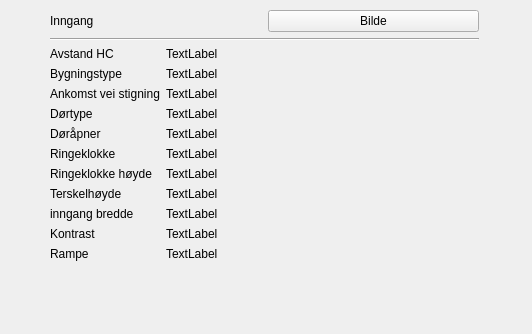
Qt form ui/infoWidget.ui (KaspArno/MasterGUI) before a commit; both pictures show x 0 to 532 and y 0 to 334 of the 532 by 981 pixel window.
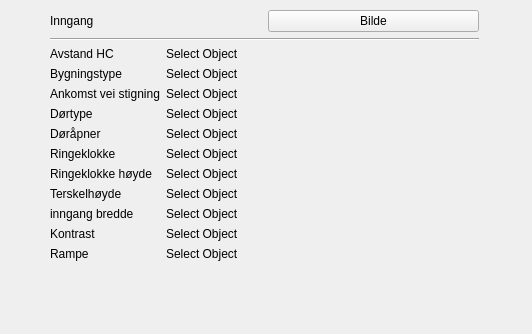
The same form after that commit.

Commit message:
Lagt inn infor i info widget og markert gjeldene object
InfoWidget får info basert på hvilke rader i resultat tabellesn som markeres. ved å velge opjecter i kartet gir fortsatt ikke noen endringer på info

Patch:
```diff
--- a/ui/infoWidget.ui
+++ b/ui/infoWidget.ui
@@ -61,7 +61,7 @@
        <item row="0" column="1">
         <widget class="QLabel" name="label_3">
          <property name="text">
-          <string>TextLabel</string>
+          <string>Select Object</string>
          </property>
         </widget>
        </item>
@@ -75,7 +75,7 @@
        <item row="1" column="1">
         <widget class="QLabel" name="label_5">
          <property name="text">
-          <string>TextLabel</string>
+          <string>Select Object</string>
          </property>
         </widget>
        </item>
@@ -89,7 +89,7 @@
        <item row="2" column="1">
         <widget class="QLabel" name="label_7">
          <property name="text">
-          <string>TextLabel</string>
+          <string>Select Object</string>
          </property>
         </widget>
        </item>
@@ -103,7 +103,7 @@
        <item row="3" column="1">
         <widget class="QLabel" name="label_9">
          <property name="text">
-          <string>TextLabel</string>
+          <string>Select Object</string>
          </property>
         </widget>
        </item>
@@ -117,7 +117,7 @@
        <item row="4" column="1">
         <widget class="QLabel" name="label_11">
          <property name="text">
-          <string>TextLabel</string>
+          <string>Select Object</string>
          </property>
         </widget>
        </item>
@@ -131,7 +131,7 @@
        <item row="5" column="1">
         <widget class="QLabel" name="label_12">
          <property name="text">
-          <string>TextLabel</string>
+          <string>Select Object</string>
          </property>
         </widget>
        </item>
@@ -145,7 +145,7 @@
        <item row="6" column="1">
         <widget class="QLabel" name="label_15">
          <property name="text">
-          <string>TextLabel</string>
+          <string>Select Object</string>
          </property>
         </widget>
        </item>
@@ -159,7 +159,7 @@
        <item row="7" column="1">
         <widget class="QLabel" name="label_17">
          <property name="text">
-          <string>TextLabel</string>
+          <string>Select Object</string>
          </property>
         </widget>
        </item>
@@ -173,7 +173,7 @@
        <item row="8" column="1">
         <widget class="QLabel" name="label_19">
          <property name="text">
-          <string>TextLabel</string>
+          <string>Select Object</string>
          </property>
         </widget>
        </item>
@@ -187,7 +187,7 @@
        <item row="9" column="1">
         <widget class="QLabel" name="label_21">
          <property name="text">
-          <string>TextLabel</string>
+          <string>Select Object</string>
          </property>
         </widget>
        </item>
@@ -201,7 +201,7 @@
        <item row="10" column="1">
         <widget class="QLabel" name="label_23">
          <property name="text">
-          <string>TextLabel</string>
+          <string>Select Object</string>
          </property>
         </widget>
        </item>
```
Left out of the diff: 44 changed lines with no effect on the pictures. The commit also changes 5 other files.
